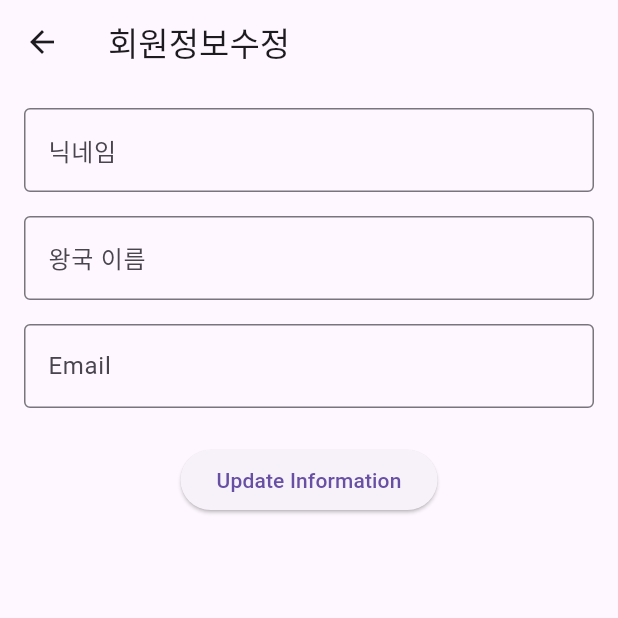
After one commit to lojo0307/KingMaker, a Flutter app: the ProfileUpdatePage screen opened directly, after a tap on "Update Information", on a phone screen of 412 x 824 dp, the top half of it. The commit adds this screen. Run offline on Flutter 3.47's test engine with Material 2 defaults, Android fonts, the phone set to English and light mode, and no system bars; our stand-ins replace custom_radio_grouped_button, dio, firebase_core, firebase_messaging, flutter_dotenv, flutter_local_notifications and 5 more; missing offline and left inert: date_picker_plus, flame, flutter_animated_dialog, flutter_flip_card, kakao_flutter_sdk, time_picker_sheet; accounts and stored records are empty; network calls fail; Roboto replaces fonts that are missing (PretendardBold).

Commit message:
:zap: feat: 마이페이지 수정 페이지

```diff
--- a/frontend/kingmaker/lib/widget/profile/profile_name_widget.dart
+++ b/frontend/kingmaker/lib/widget/profile/profile_name_widget.dart
@@ -1,6 +1,7 @@
 import 'package:flutter/cupertino.dart';
 import 'package:flutter/material.dart';
 import 'package:kingmaker/provider/member_provider.dart';
+import 'package:kingmaker/widget/profile/profile_update_page.dart';
 import 'package:provider/provider.dart';
 
 class ProfileNameWidget extends StatefulWidget {
@@ -17,12 +18,22 @@ class _ProfileNameWidgetState extends State<ProfileNameWidget> {
       mainAxisAlignment: MainAxisAlignment.center,
       children: [
         const Image(image: AssetImage('assets/user_level/level.png')),
+        SizedBox(width: 10,),
         Text(
           Provider.of<MemberProvider>(context, listen: false).member!.nickname,
           style: const TextStyle(fontSize: 20, fontWeight: FontWeight.bold,),
         ),
-        const Icon(CupertinoIcons.gear_alt_fill,color: Colors.grey,),
+        SizedBox(width: 10,),
+        GestureDetector(
+          onTap: _showUpdateModal, // Call this method when the icon is tapped
+          child: const Icon(CupertinoIcons.gear_alt_fill, color: Colors.grey),
+        ),
       ],
     );
   }
+
+
+  void _showUpdateModal() {
+    Navigator.of(context).push(MaterialPageRoute(builder: (context) => const ProfileUpdatePage()));
+  }
 }
--- /dev/null
+++ b/frontend/kingmaker/lib/widget/profile/profile_update_page.dart
@@ -0,0 +1,82 @@
+import 'package:flutter/material.dart';
+
+class ProfileUpdatePage extends StatefulWidget {
+  const ProfileUpdatePage({super.key});
+
+  @override
+  State<ProfileUpdatePage> createState() => _ProfileUpdatePageState();
+}
+
+class _ProfileUpdatePageState extends State<ProfileUpdatePage> {
+  final TextEditingController _nicknameController = TextEditingController();
+  final TextEditingController _kingdomNameController = TextEditingController();
+  final TextEditingController _emailController = TextEditingController();
+
+  @override
+  void dispose() {
+    // Clean up the controller when the widget is disposed.
+    _nicknameController.dispose();
+    _kingdomNameController.dispose();
+    _emailController.dispose();
+    super.dispose();
+  }
+
+  @override
+  Widget build(BuildContext context) {
+    return Scaffold(
+      appBar: AppBar(
+        title: const Text('회원정보수정'),
+        leading: IconButton(
+          icon: const Icon(Icons.arrow_back),
+          onPressed: () => Navigator.of(context).pop(),
+        ),
+      ),
+      body: Padding(
+        padding: const EdgeInsets.all(16.0),
+        child: Column(
+          mainAxisAlignment: MainAxisAlignment.start,
+          children: [
+            TextFormField(
+              controller: _nicknameController,
+              decoration: const InputDecoration(
+                labelText: '닉네임',
+                border: OutlineInputBorder(),
+              ),
+            ),
+            const SizedBox(height: 16),
+            TextFormField(
+              controller: _kingdomNameController,
+              decoration: const InputDecoration(
+                labelText: '왕국 이름',
+                border: OutlineInputBorder(),
+              ),
+            ),
+            const SizedBox(height: 16),
+            TextFormField(
+              controller: _emailController,
+              decoration: const InputDecoration(
+                labelText: 'Email',
+                border: OutlineInputBorder(),
+              ),
+            ),
+            const SizedBox(height: 24),
+            ElevatedButton(
+              onPressed: _updateProfileInformation,
+              child: const Text('Update Information'),
+            ),
+          ],
+        ),
+      ),
+    );
+  }
+
+  void _updateProfileInformation() {
+    // Use these values to update the user profile information
+    final String nickname = _nicknameController.text;
+    final String kingdomName = _kingdomNameController.text;
+    final String email = _emailController.text;
+
+    // Implement your update logic here
+    print('Nickname: $nickname, Kingdom Name: $kingdomName, Email: $email');
+  }
+}
```
